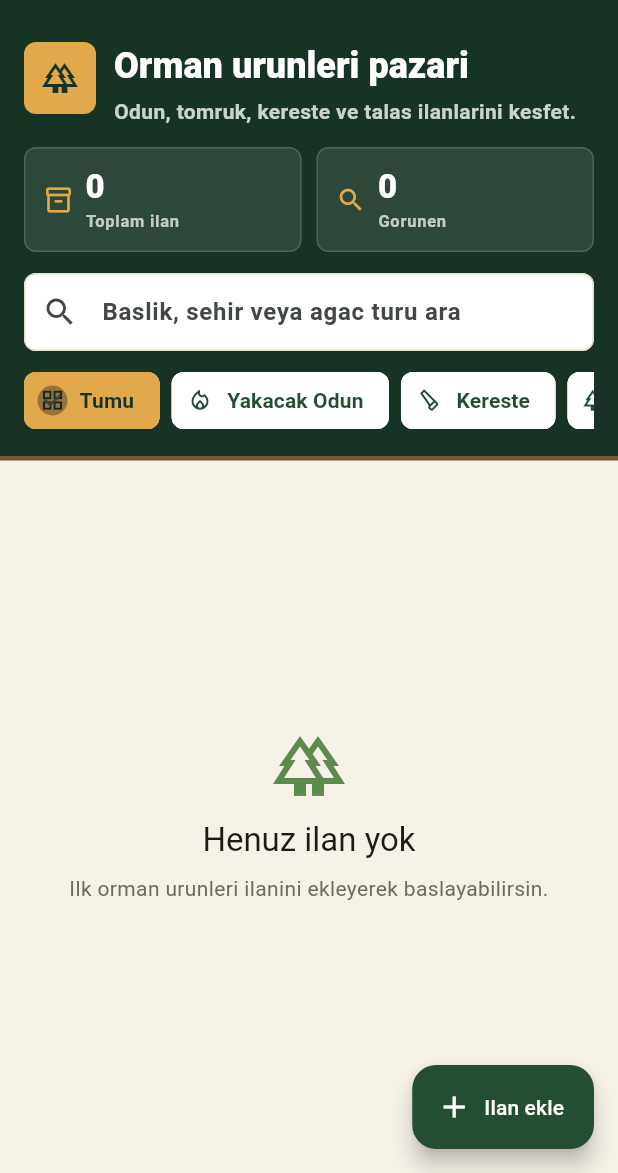
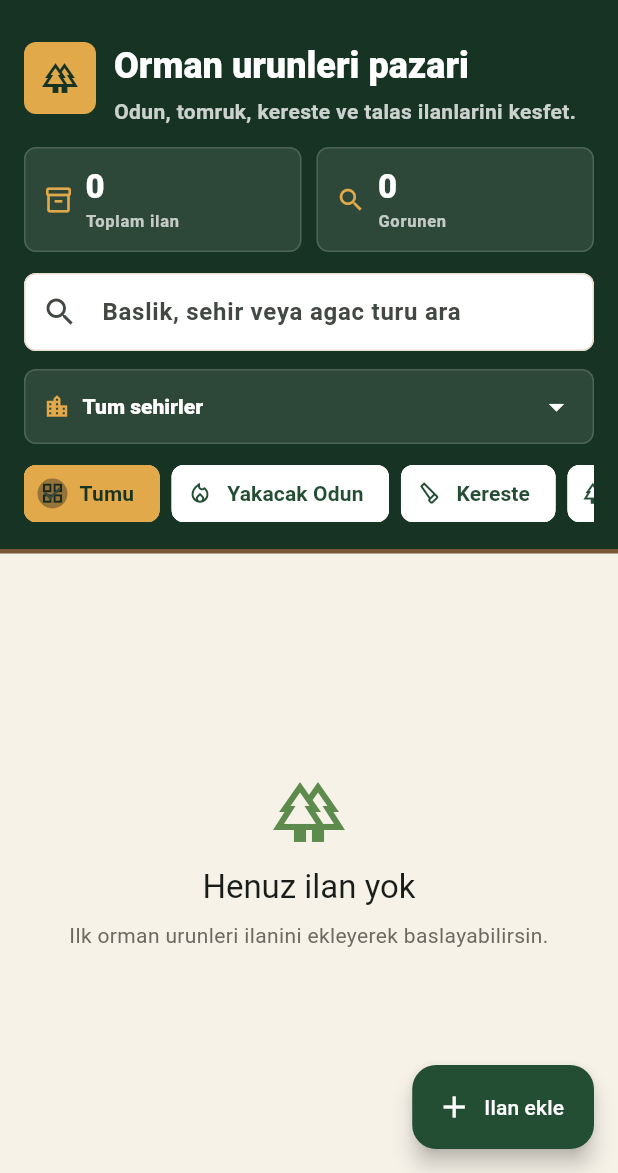
Before and after one commit to EbranurOzbalik/orman-pazar, a Flutter app: the screen it shows after launch, on a phone screen of 412 x 824 dp, the part 63-1236 px from its top. Run offline on Flutter 3.47's test engine with Material 3 defaults, Android fonts, the phone set to English and light mode, and no system bars; our stand-ins replace cloud_firestore, firebase_auth, firebase_core; accounts and stored records are empty.

Commit message:
Add city filter to listings

```diff
--- a/lib/constants/app_constants.dart
+++ b/lib/constants/app_constants.dart
@@ -7,6 +7,7 @@ class AppConstants {
   static const String listingsCollection = 'listings';
   static const String temporarySellerId = 'test-user';
   static const String allCategories = 'Tumu';
+  static const String allCities = 'Tum sehirler';
 
   static const List<String> categories = [
     'Yakacak Odun',
--- a/lib/screens/home_screen.dart
+++ b/lib/screens/home_screen.dart
@@ -24,6 +24,7 @@ class _HomeScreenState extends State<HomeScreen> {
   final TextEditingController _searchController = TextEditingController();
 
   String _selectedCategory = AppConstants.allCategories;
+  String _selectedCity = AppConstants.allCities;
   String _searchText = '';
 
   @override
@@ -40,6 +41,10 @@ class _HomeScreenState extends State<HomeScreen> {
           _selectedCategory == AppConstants.allCategories ||
           listing.category == _selectedCategory;
 
+      final matchesCity =
+          _selectedCity == AppConstants.allCities ||
+          listing.city == _selectedCity;
+
       final searchableText = [
         listing.title,
         listing.description,
@@ -51,8 +56,20 @@ class _HomeScreenState extends State<HomeScreen> {
 
       final matchesSearch = query.isEmpty || searchableText.contains(query);
 
-      return matchesCategory && matchesSearch;
+      return matchesCategory && matchesCity && matchesSearch;
     }).toList();
+  }
+
+  List<String> _getCities(List<ListingModel> listings) {
+    final cities =
+        listings
+            .map((listing) => listing.city.trim())
+            .where((city) => city.isNotEmpty)
+            .toSet()
+            .toList()
+          ..sort();
+
+    return [AppConstants.allCities, ...cities];
   }
 
   void _openAddListing(User? user) {
@@ -145,12 +162,19 @@ class _HomeScreenState extends State<HomeScreen> {
 
               final allListings = snapshot.data ?? [];
               final filteredListings = _filterListings(allListings);
+              final cities = _getCities(allListings);
+
+              if (!cities.contains(_selectedCity)) {
+                _selectedCity = AppConstants.allCities;
+              }
 
               return Column(
                 children: [
                   _SearchAndFilters(
                     controller: _searchController,
                     selectedCategory: _selectedCategory,
+                    selectedCity: _selectedCity,
+                    cities: cities,
                     listingCount: allListings.length,
                     visibleCount: filteredListings.length,
                     onSearchChanged: (value) {
@@ -158,6 +182,9 @@ class _HomeScreenState extends State<HomeScreen> {
                     },
                     onCategorySelected: (category) {
                       setState(() => _selectedCategory = category);
+                    },
+                    onCitySelected: (city) {
+                      setState(() => _selectedCity = city);
                     },
                   ),
                   Expanded(
@@ -193,18 +220,24 @@ class _SearchAndFilters extends StatelessWidget {
   const _SearchAndFilters({
     required this.controller,
     required this.selectedCategory,
+    required this.selectedCity,
+    required this.cities,
     required this.listingCount,
     required this.visibleCount,
     required this.onSearchChanged,
     required this.onCategorySelected,
+    required this.onCitySelected,
   });
 
   final TextEditingController controller;
   final String selectedCategory;
+  final String selectedCity;
+  final List<String> cities;
   final int listingCount;
   final int visibleCount;
   final ValueChanged<String> onSearchChanged;
   final ValueChanged<String> onCategorySelected;
+  final ValueChanged<String> onCitySelected;
 
   @override
   Widget build(BuildContext context) {
@@ -306,6 +339,12 @@ class _SearchAndFilters extends StatelessWidget {
             onChanged: onSearchChanged,
           ),
           const SizedBox(height: 12),
+          _CityFilter(
+            selectedCity: selectedCity,
+            cities: cities,
+            onCitySelected: onCitySelected,
+          ),
+          const SizedBox(height: 12),
           SizedBox(
             height: 42,
             child: ListView.separated(
@@ -362,6 +401,75 @@ class _SearchAndFilters extends StatelessWidget {
       default:
         return Icons.eco_outlined;
     }
+  }
+}
+
+class _CityFilter extends StatelessWidget {
+  const _CityFilter({
+    required this.selectedCity,
+    required this.cities,
+    required this.onCitySelected,
+  });
+
+  final String selectedCity;
+  final List<String> cities;
+  final ValueChanged<String> onCitySelected;
+
+  @override
+  Widget build(BuildContext context) {
+    return Container(
+      decoration: BoxDecoration(
+        color: Colors.white.withValues(alpha: 0.1),
+        borderRadius: BorderRadius.circular(8),
+        border: Border.all(color: Colors.white.withValues(alpha: 0.16)),
+      ),
+      padding: const EdgeInsets.symmetric(horizontal: 12),
+      child: DropdownButtonHideUnderline(
+        child: DropdownButton<String>(
+          value: selectedCity,
+          isExpanded: true,
+          dropdownColor: AppConstants.cardBackground,
+          iconEnabledColor: Colors.white,
+          style: const TextStyle(
+            color: AppConstants.deepGreen,
+            fontWeight: FontWeight.w800,
+          ),
+          selectedItemBuilder: (context) {
+            return cities.map((city) {
+              return Row(
+                children: [
+                  const Icon(
+                    Icons.location_city_outlined,
+                    color: AppConstants.amber,
+                    size: 18,
+                  ),
+                  const SizedBox(width: 8),
+                  Expanded(
+                    child: Text(
+                      city,
+                      maxLines: 1,
+                      overflow: TextOverflow.ellipsis,
+                      style: const TextStyle(
+                        color: Colors.white,
+                        fontWeight: FontWeight.w800,
+                      ),
+                    ),
+                  ),
+                ],
+              );
+            }).toList();
+          },
+          items: cities.map((city) {
+            return DropdownMenuItem<String>(value: city, child: Text(city));
+          }).toList(),
+          onChanged: (value) {
+            if (value != null) {
+              onCitySelected(value);
+            }
+          },
+        ),
+      ),
+    );
   }
 }
 
```
